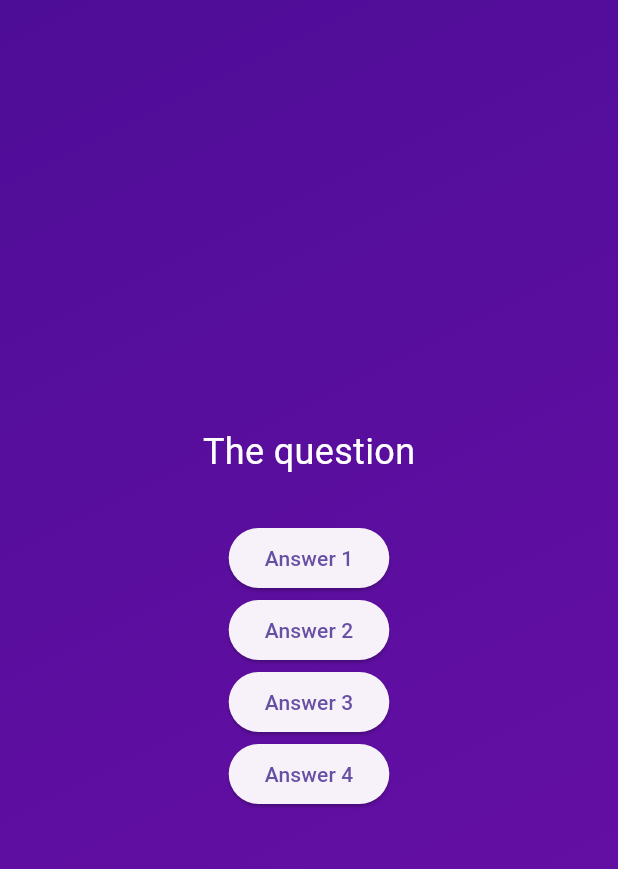
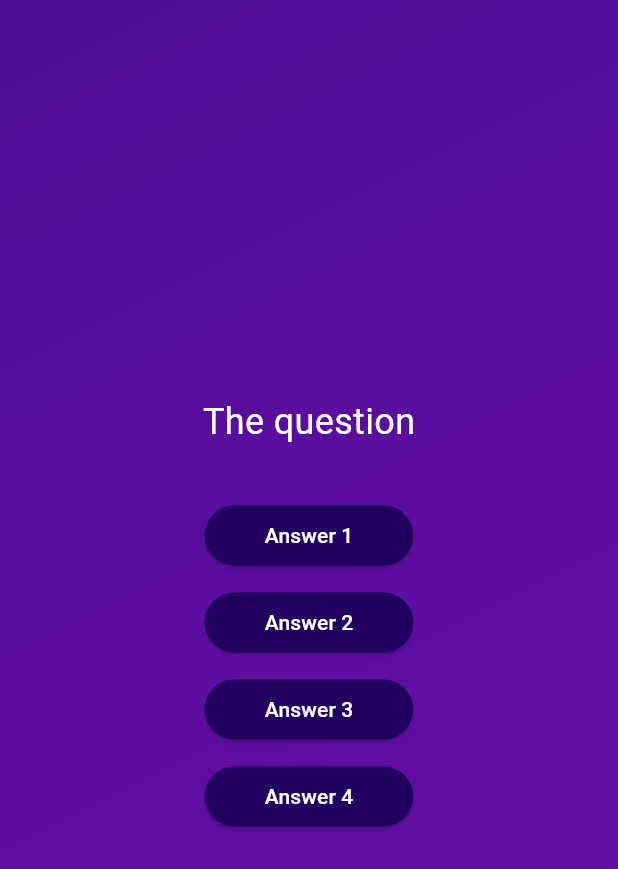
Before and after one commit to erickmwarama2/quiz_app, a Flutter app: the screen it shows after launch, after a tap on "Start Quiz", on a phone screen of 412 x 824 dp. Shown: the top 869 px of the screen. Run offline on Flutter 3.47's test engine with Material 3 defaults, Android fonts, the phone set to English and light mode, and no system bars.

Commit message:
answer button styles

```diff
--- a/lib/answer_button.dart
+++ b/lib/answer_button.dart
@@ -8,10 +8,20 @@ class AnswerButton extends StatelessWidget {
 
   @override
   Widget build(BuildContext context) {
-    return ElevatedButton(
-      onPressed: onTap,
-      style: ElevatedButton.styleFrom(),
-      child: Text(answerText),
+    return Container(
+      margin: const EdgeInsets.symmetric(vertical: 5),
+      child: ElevatedButton(
+        onPressed: onTap,
+        style: ElevatedButton.styleFrom(
+          backgroundColor: const Color.fromARGB(255, 33, 1, 95),
+          foregroundColor: Colors.white,
+          shape: RoundedRectangleBorder(
+            borderRadius: BorderRadius.circular(40)
+          ),
+          padding: const EdgeInsets.symmetric(vertical: 10, horizontal: 40),
+        ),
+        child: Text(answerText),
+      ),
     );
   }
 }
```
